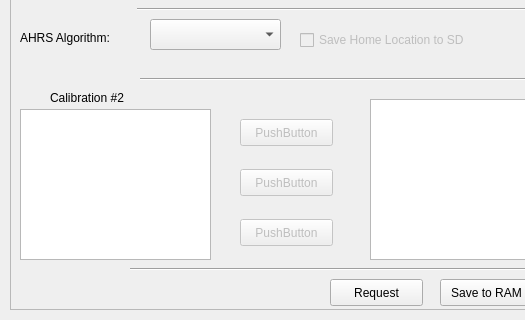
Qt form ground/src/plugins/config/ahrs.ui (openpilot/OpenPilot) before a commit; both pictures show x 0 to 525 and y 160 to 480 of the 720 by 480 pixel window.
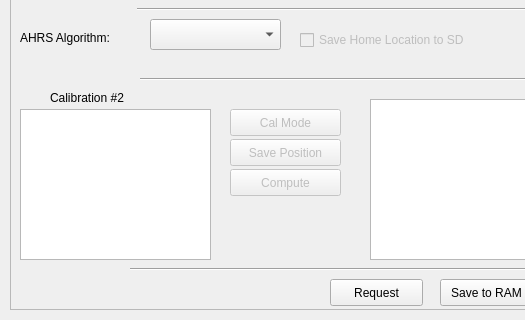
The same form after that commit.

Commit message: OP-118 AHRS: Added 6 point calibration routine to AHRS config widget.  To use it, click "Cal Mode", then place the AHRS on each of 6 sides of a cube then click save position.  Finally click compute to push the updated scale abd bias terms to the AHRS.  Also fixed a bug in UAVObjectField that would not allow you to setDouble for extra fields.

```diff
--- a/ground/src/plugins/config/ahrs.ui
+++ b/ground/src/plugins/config/ahrs.ui
@@ -164,14 +164,14 @@
     </property>
     <property name="geometry">
      <rect>
-      <x>230</x>
-      <y>270</y>
-      <width>93</width>
+      <x>220</x>
+      <y>290</y>
+      <width>111</width>
       <height>27</height>
      </rect>
     </property>
     <property name="text">
-     <string>PushButton</string>
+     <string>Save Position</string>
     </property>
    </widget>
    <widget class="QPushButton" name="pushButton_5">
@@ -180,14 +180,14 @@
     </property>
     <property name="geometry">
      <rect>
-      <x>230</x>
+      <x>220</x>
       <y>320</y>
-      <width>93</width>
+      <width>111</width>
       <height>27</height>
      </rect>
     </property>
     <property name="text">
-     <string>PushButton</string>
+     <string>Compute</string>
     </property>
    </widget>
    <widget class="QPushButton" name="pushButton_6">
@@ -196,14 +196,14 @@
     </property>
     <property name="geometry">
      <rect>
-      <x>230</x>
-      <y>370</y>
-      <width>93</width>
+      <x>220</x>
+      <y>260</y>
+      <width>111</width>
       <height>27</height>
      </rect>
     </property>
     <property name="text">
-     <string>PushButton</string>
+     <string>Cal Mode</string>
     </property>
    </widget>
    <widget class="QTextBrowser" name="textBrowser">
```
Left out of the diff: 8 changed lines with no effect on the pictures. The commit also changes 11 other files.
